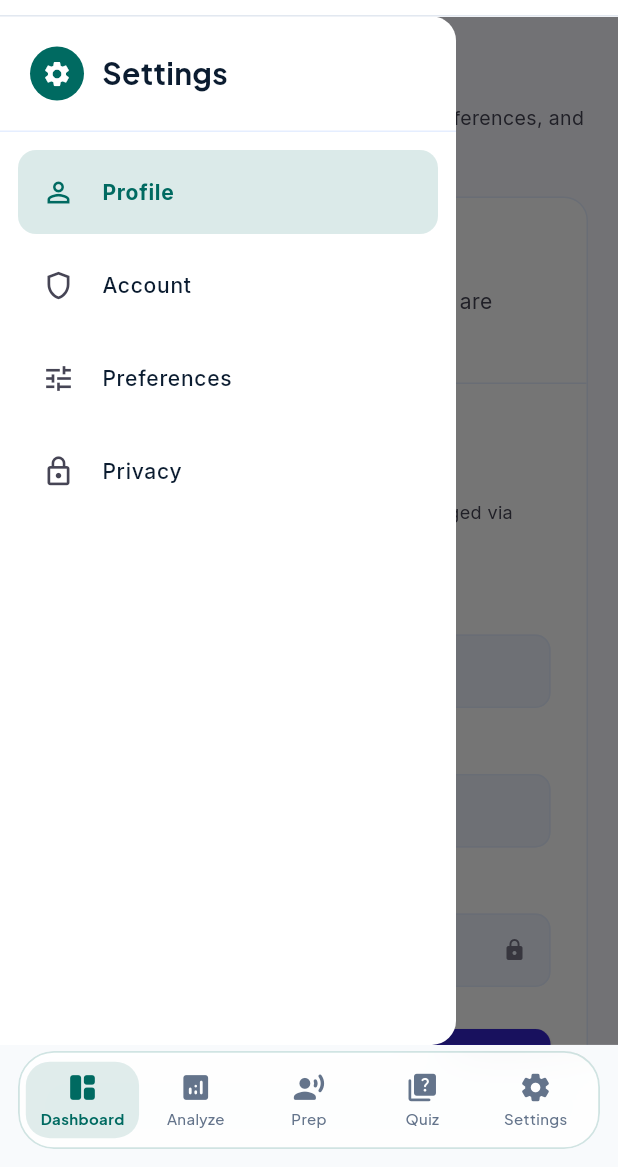
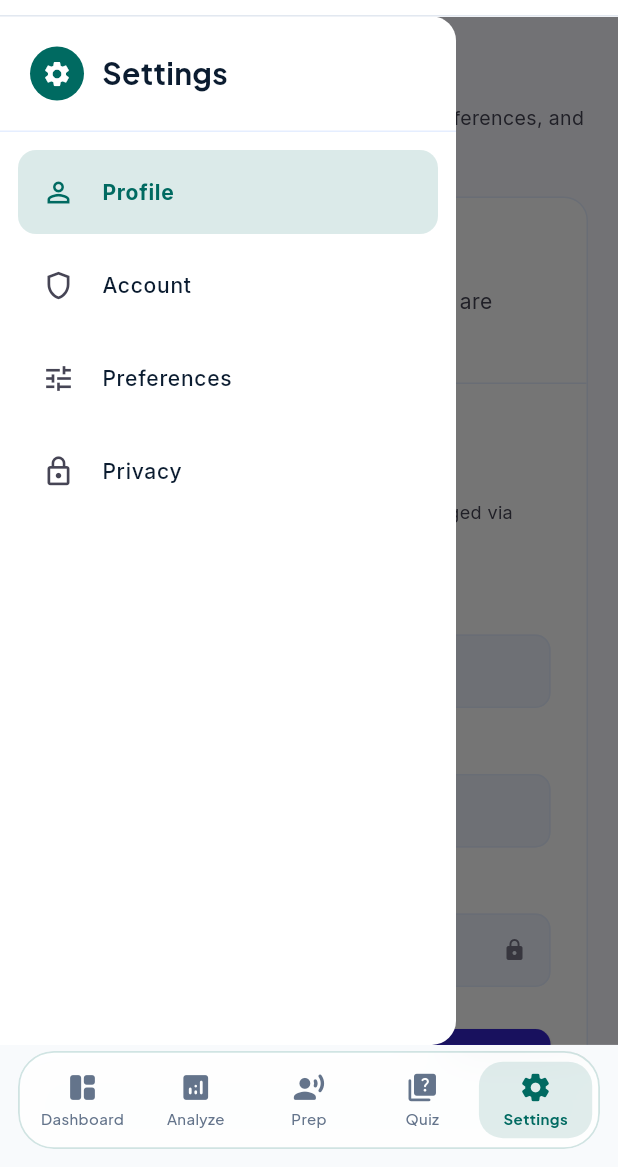
Before and after one commit to Aryan0288/ai_resume_analyzer, a Flutter app: the SettingsScreen screen opened by its route, after a tap on the "menu" icon, on a phone screen of 412 x 824 dp, the part 69-1236 px from its top. Run offline on Flutter 3.47's test engine with Material 3 defaults, Android fonts, the light colour scheme and no system bars; our stand-ins replace cloud_firestore, cloud_functions, connectivity_plus, file_picker, firebase_auth, firebase_core and 6 more; missing offline and left inert: dart:html, dart:ui_web, google_mlkit_text_recognition, record, syncfusion_flutter_pdf, syncfusion_flutter_pdfviewer; accounts and stored records are empty; network calls fail.

Commit message:
Fix settings tab index highlight, disable guest save changes, and optimize hover performance with ValueNotifier

```diff
--- a/lib/features/resume/presentation/workspace_shell.dart
+++ b/lib/features/resume/presentation/workspace_shell.dart
@@ -236,6 +236,7 @@ class _WorkspaceShellState extends State<WorkspaceShell> {
                   label: 'Settings',
                   onTap: () => context.go('/settings'),
                   textMuted: textMuted,
+                  isActive: location.startsWith('/settings'),
                 ),
                 const SizedBox(height: 4),
                 _buildFooterNavItem(
@@ -307,22 +308,27 @@ class _WorkspaceShellState extends State<WorkspaceShell> {
     required String label,
     required VoidCallback onTap,
     required Color textMuted,
+    bool isActive = false,
   }) {
     return InkWell(
       onTap: onTap,
       borderRadius: BorderRadius.circular(8),
-      child: Padding(
+      child: Container(
         padding: const EdgeInsets.symmetric(horizontal: 12, vertical: 10),
+        decoration: BoxDecoration(
+          color: isActive ? const Color(0xFFDCE9FF).withValues(alpha: 0.6) : Colors.transparent,
+          borderRadius: BorderRadius.circular(8),
+        ),
         child: Row(
           children: [
-            Icon(icon, color: textMuted, size: 18),
+            Icon(icon, color: isActive ? const Color(0xFF3525CD) : textMuted, size: 18),
             const SizedBox(width: 12),
             Text(
               label,
               style: GoogleFonts.inter(
                 fontSize: 14,
-                fontWeight: FontWeight.w500,
-                color: textMuted,
+                fontWeight: isActive ? FontWeight.bold : FontWeight.w500,
+                color: isActive ? const Color(0xFF3525CD) : textMuted,
               ),
             ),
           ],
@@ -1138,10 +1144,11 @@ class _WorkspaceShellState extends State<WorkspaceShell> {
   }
 
   int _getMobileIndex(String path) {
-    if (path == '/dashboard') return 0;
-    if (path == '/workspace/critique' || path == '/') return 1;
-    if (path == '/workspace/prep') return 2;
-    if (path == '/workspace/quiz') return 3;
+    if (path.startsWith('/dashboard')) return 0;
+    if (path.startsWith('/workspace/critique') || path == '/' || path.startsWith('/workspace/split')) return 1;
+    if (path.startsWith('/workspace/prep')) return 2;
+    if (path.startsWith('/workspace/quiz')) return 3;
+    if (path.startsWith('/settings')) return 4;
     return 0;
   }
 }
--- a/lib/features/settings/presentation/settings_screen.dart
+++ b/lib/features/settings/presentation/settings_screen.dart
@@ -11,7 +11,7 @@ class SettingsScreen extends StatefulWidget {
 }
 
 class _SettingsScreenState extends State<SettingsScreen> {
-  int _activeTabIndex = 0; // 0: Profile, 1: Account, 2: Preferences, 3: Privacy
+  final ValueNotifier<int> _activeTabIndexNotifier = ValueNotifier<int>(0);
   final TextEditingController _firstNameController = TextEditingController();
   final TextEditingController _lastNameController = TextEditingController();
   final TextEditingController _emailController = TextEditingController();
@@ -19,30 +19,19 @@ class _SettingsScreenState extends State<SettingsScreen> {
   @override
   void initState() {
     super.initState();
-    WidgetsBinding.instance.addPostFrameCallback((_) {
-      _initializeUserData();
-    });
-  }
-
-  void _initializeUserData() {
-    final user = context.read<AuthProvider>().currentUser;
+    final authProvider = context.read<AuthProvider>();
+    final user = authProvider.currentUser;
     if (user != null) {
-      final name = (user.displayName != null && user.displayName!.isNotEmpty)
-          ? user.displayName!
-          : user.email.split('@').first;
-      final nameParts = name.split(' ');
+      final nameParts = (user.displayName ?? '').split(' ');
       _firstNameController.text = nameParts.isNotEmpty ? nameParts.first : '';
       _lastNameController.text = nameParts.length > 1 ? nameParts.sublist(1).join(' ') : '';
       _emailController.text = user.email;
-    } else {
-      _firstNameController.text = '';
-      _lastNameController.text = '';
-      _emailController.text = '';
     }
   }
 
   @override
   void dispose() {
+    _activeTabIndexNotifier.dispose();
     _firstNameController.dispose();
     _lastNameController.dispose();
     _emailController.dispose();
@@ -73,6 +62,9 @@ class _SettingsScreenState extends State<SettingsScreen> {
           final isDesktop = constraints.maxWidth >= 800;
           final tabNames = ['Profile', 'Account', 'Preferences', 'Privacy'];
 
+          return ValueListenableBuilder<int>(
+            valueListenable: _activeTabIndexNotifier,
+            builder: (context, activeIndex, _) {
               return SingleChildScrollView(
                 padding: const EdgeInsets.all(20.0),
                 child: Center(
@@ -116,7 +108,7 @@ class _SettingsScreenState extends State<SettingsScreen> {
                                             borderRadius: BorderRadius.circular(12),
                                           ),
                                           child: Text(
-                                        tabNames[_activeTabIndex],
+                                            tabNames[activeIndex],
                                             style: GoogleFonts.inter(
                                               fontSize: 12,
                                               fontWeight: FontWeight.w600,
@@ -149,20 +141,22 @@ class _SettingsScreenState extends State<SettingsScreen> {
                             children: [
                               SizedBox(
                                 width: 240,
-                            child: _buildSettingsTabRail(isDark, cardBgColor, borderCol, textPrimary, textMuted),
+                                child: _buildSettingsTabRail(isDark, cardBgColor, borderCol, textPrimary, textMuted, activeIndex),
                               ),
                               const SizedBox(width: 24),
                               Expanded(
-                            child: _buildActiveTabContent(context, user, isDark, cardBgColor, borderCol, textPrimary, textMuted),
+                                child: _buildActiveTabContent(context, user, isDark, cardBgColor, borderCol, textPrimary, textMuted, activeIndex),
                               ),
                             ],
                           )
                         else
-                      _buildActiveTabContent(context, user, isDark, cardBgColor, borderCol, textPrimary, textMuted),
+                          _buildActiveTabContent(context, user, isDark, cardBgColor, borderCol, textPrimary, textMuted, activeIndex),
                       ],
                     ),
                   ),
                 ),
+              );
+            },
           );
         },
       ),
@@ -217,12 +211,15 @@ class _SettingsScreenState extends State<SettingsScreen> {
             Divider(height: 1, color: borderCol),
             const SizedBox(height: 12),
             Expanded(
-              child: ListView(
+              child: ValueListenableBuilder<int>(
+                valueListenable: _activeTabIndexNotifier,
+                builder: (context, activeIndex, _) {
+                  return ListView(
                     padding: const EdgeInsets.symmetric(horizontal: 12),
                     children: tabs.asMap().entries.map((entry) {
                       final index = entry.key;
                       final item = entry.value;
-                  final isSelected = _activeTabIndex == index;
+                      final isSelected = activeIndex == index;
 
                       return Padding(
                         padding: const EdgeInsets.only(bottom: 6),
@@ -247,12 +244,14 @@ class _SettingsScreenState extends State<SettingsScreen> {
                             ),
                           ),
                           onTap: () {
-                        setState(() => _activeTabIndex = index);
+                            _activeTabIndexNotifier.value = index;
                             Navigator.pop(context);
                           },
                         ),
                       );
                     }).toList(),
+                  );
+                },
               ),
             ),
           ],
@@ -261,7 +260,7 @@ class _SettingsScreenState extends State<SettingsScreen> {
     );
   }
 
-  Widget _buildSettingsTabRail(bool isDark, Color cardBg, Color borderCol, Color textPrimary, Color textMuted) {
+  Widget _buildSettingsTabRail(bool isDark, Color cardBg, Color borderCol, Color textPrimary, Color textMuted, int activeIndex) {
     final tabs = [
       {'icon': Icons.person, 'label': 'Profile'},
       {'icon': Icons.shield_outlined, 'label': 'Account'},
@@ -280,12 +279,12 @@ class _SettingsScreenState extends State<SettingsScreen> {
         children: tabs.asMap().entries.map((entry) {
           final index = entry.key;
           final item = entry.value;
-          final isSelected = _activeTabIndex == index;
+          final isSelected = activeIndex == index;
 
           return Padding(
             padding: const EdgeInsets.only(bottom: 4),
             child: InkWell(
-              onTap: () => setState(() => _activeTabIndex = index),
+              onTap: () => _activeTabIndexNotifier.value = index,
               borderRadius: BorderRadius.circular(10),
               child: Container(
                 padding: const EdgeInsets.symmetric(horizontal: 16, vertical: 12),
@@ -332,12 +331,13 @@ class _SettingsScreenState extends State<SettingsScreen> {
     Color borderCol,
     Color textPrimary,
     Color textMuted,
+    int activeIndex,
   ) {
-    if (_activeTabIndex == 0) {
+    if (activeIndex == 0) {
       return _buildProfileTab(context, user, isDark, cardBg, borderCol, textPrimary, textMuted);
-    } else if (_activeTabIndex == 1) {
+    } else if (activeIndex == 1) {
       return _buildGenericSection('Account Settings', 'Security, password & multi-factor authentication.', cardBg, borderCol, textPrimary, textMuted);
-    } else if (_activeTabIndex == 2) {
+    } else if (activeIndex == 2) {
       return _buildGenericSection('Preferences', 'Notification preferences, language & theme controls.', cardBg, borderCol, textPrimary, textMuted);
     } else {
       return _buildGenericSection('Privacy', 'Data retention policy, resume AI storage & permissions.', cardBg, borderCol, textPrimary, textMuted);
@@ -485,6 +485,34 @@ class _SettingsScreenState extends State<SettingsScreen> {
                 ),
                 const SizedBox(height: 28),
 
+                // Guest User Notice Banner
+                if (!authProvider.isAuthenticated)
+                  Container(
+                    margin: const EdgeInsets.only(bottom: 20),
+                    padding: const EdgeInsets.symmetric(horizontal: 16, vertical: 12),
+                    decoration: BoxDecoration(
+                      color: const Color(0xFFF59E0B).withValues(alpha: 0.12),
+                      borderRadius: BorderRadius.circular(12),
+                      border: Border.all(color: const Color(0xFFF59E0B).withValues(alpha: 0.3)),
+                    ),
+                    child: Row(
+                      children: [
+                        const Icon(Icons.lock_outline, color: Color(0xFFF59E0B), size: 20),
+                        const SizedBox(width: 10),
+                        Expanded(
+                          child: Text(
+                            'Guest Mode: Sign in with Google to enable saving profile changes.',
+                            style: GoogleFonts.inter(
+                              fontSize: 13,
+                              fontWeight: FontWeight.w600,
+                              color: isDark ? const Color(0xFFFBBF24) : const Color(0xFFB45309),
+                            ),
+                          ),
+                        ),
+                      ],
+                    ),
+                  ),
+
                 // Form Fields (First Name, Last Name, Email)
                 LayoutBuilder(
                   builder: (context, constraints) {
@@ -494,12 +522,12 @@ class _SettingsScreenState extends State<SettingsScreen> {
                       children: [
                         Expanded(
                           flex: isWide ? 1 : 0,
-                          child: _buildFormField('First Name', _firstNameController, textPrimary, textMuted, borderCol, isDark),
+                          child: _buildFormField('First Name', _firstNameController, textPrimary, textMuted, borderCol, isDark, readOnly: !authProvider.isAuthenticated),
                         ),
                         if (isWide) const SizedBox(width: 16) else const SizedBox(height: 16),
                         Expanded(
                           flex: isWide ? 1 : 0,
-                          child: _buildFormField('Last Name', _lastNameController, textPrimary, textMuted, borderCol, isDark),
+                          child: _buildFormField('Last Name', _lastNameController, textPrimary, textMuted, borderCol, isDark, readOnly: !authProvider.isAuthenticated),
                         ),
                       ],
                     );
@@ -515,7 +543,8 @@ class _SettingsScreenState extends State<SettingsScreen> {
                   mainAxisAlignment: MainAxisAlignment.end,
                   children: [
                     ElevatedButton(
-                      onPressed: () async {
+                      onPressed: authProvider.isAuthenticated
+                          ? () async {
                               final first = _firstNameController.text.trim();
                               final last = _lastNameController.text.trim();
                               final newName = "$first $last".trim();
@@ -536,9 +565,12 @@ class _SettingsScreenState extends State<SettingsScreen> {
                                   ),
                                 );
                               }
-                      },
+                            }
+                          : null,
                       style: ElevatedButton.styleFrom(
                         backgroundColor: const Color(0xFF3525CD),
+                        disabledBackgroundColor: isDark ? const Color(0xFF1E2D42) : const Color(0xFFE2E8F0),
+                        disabledForegroundColor: textMuted,
                         padding: const EdgeInsets.symmetric(horizontal: 24, vertical: 14),
                         shape: RoundedRectangleBorder(borderRadius: BorderRadius.circular(10)),
                       ),
@@ -547,7 +579,7 @@ class _SettingsScreenState extends State<SettingsScreen> {
                         style: GoogleFonts.inter(
                           fontSize: 14,
                           fontWeight: FontWeight.bold,
-                          color: Colors.white,
+                          color: authProvider.isAuthenticated ? Colors.white : textMuted,
                         ),
                       ),
                     ),
```
Also changed, not shown: lib/features/dashboard/presentation/dashboard_screen.dart (+16 -5 lines), lib/features/resume/presentation/ingestion_screen.dart (+12 -6 lines). Lines whose indentation alone changed are shown as unchanged.
